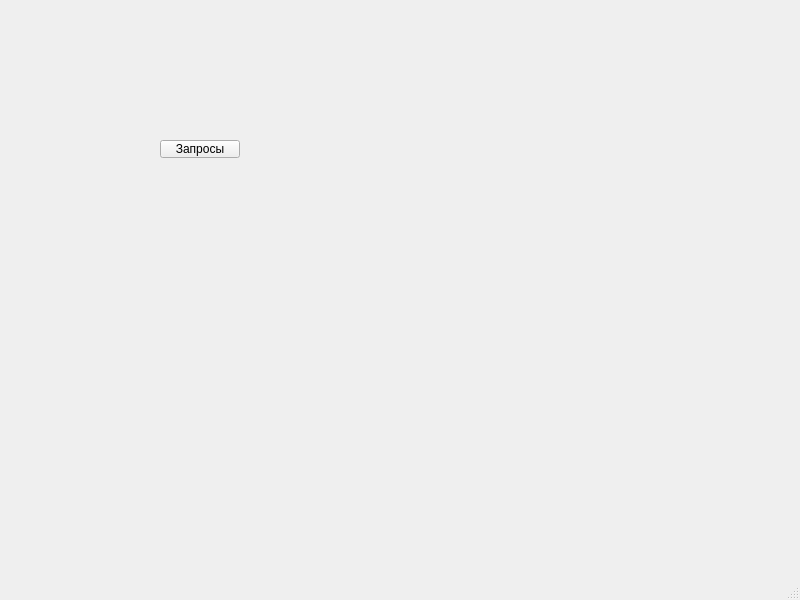
Qt form lab3/lab3/mainwindow.ui (vintage1500/231-329_Muradov) before a commit.
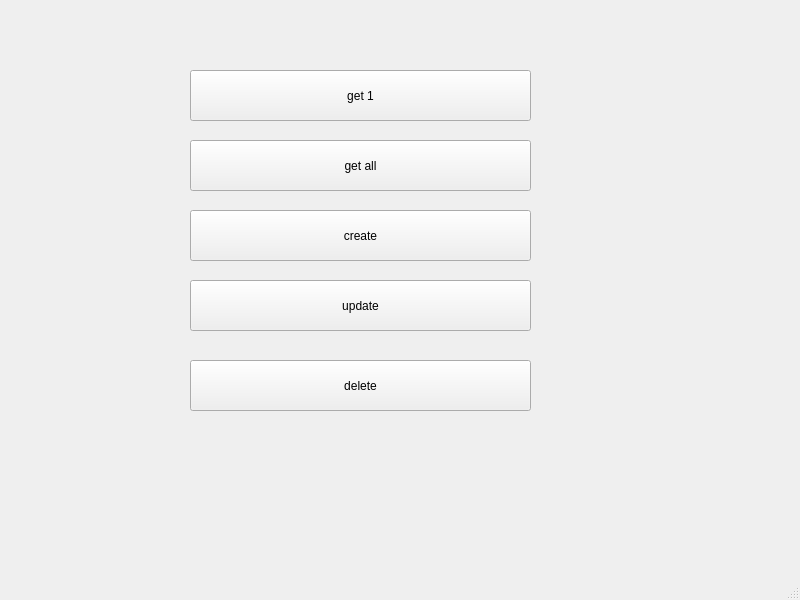
The same form after that commit.

The edit to the form file:
```diff
--- a/lab3/lab3/mainwindow.ui
+++ b/lab3/lab3/mainwindow.ui
@@ -17,14 +17,66 @@
    <widget class="QPushButton" name="pushButton">
     <property name="geometry">
      <rect>
-      <x>160</x>
+      <x>190</x>
+      <y>70</y>
+      <width>341</width>
+      <height>51</height>
+     </rect>
+    </property>
+    <property name="text">
+     <string>get 1</string>
+    </property>
+   </widget>
+   <widget class="QPushButton" name="get_all">
+    <property name="geometry">
+     <rect>
+      <x>190</x>
       <y>140</y>
-      <width>80</width>
-      <height>18</height>
+      <width>341</width>
+      <height>51</height>
      </rect>
     </property>
     <property name="text">
-     <string>Запросы</string>
+     <string>get all</string>
+    </property>
+   </widget>
+   <widget class="QPushButton" name="update">
+    <property name="geometry">
+     <rect>
+      <x>190</x>
+      <y>280</y>
+      <width>341</width>
+      <height>51</height>
+     </rect>
+    </property>
+    <property name="text">
+     <string>update</string>
+    </property>
+   </widget>
+   <widget class="QPushButton" name="create">
+    <property name="geometry">
+     <rect>
+      <x>190</x>
+      <y>210</y>
+      <width>341</width>
+      <height>51</height>
+     </rect>
+    </property>
+    <property name="text">
+     <string>create</string>
+    </property>
+   </widget>
+   <widget class="QPushButton" name="delete_2">
+    <property name="geometry">
+     <rect>
+      <x>190</x>
+      <y>360</y>
+      <width>341</width>
+      <height>51</height>
+     </rect>
+    </property>
+    <property name="text">
+     <string>delete</string>
     </property>
    </widget>
   </widget>
```
Left out of the diff: 4 changed lines with no effect on the pictures.
